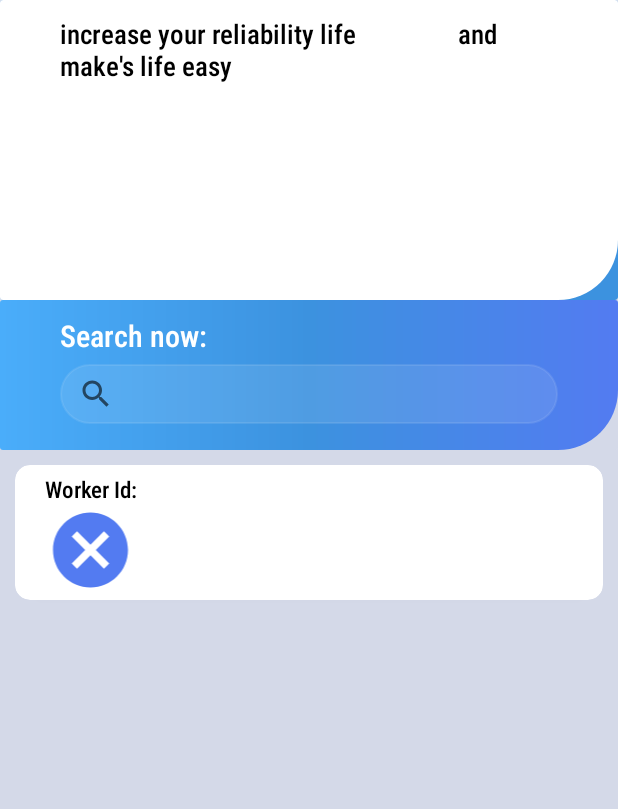
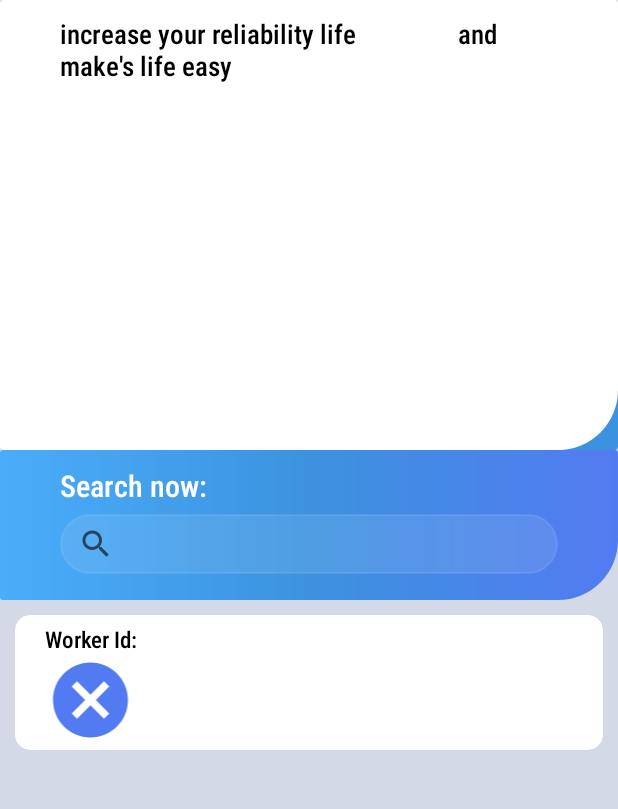
Before and after one commit to saurabh9322/Murtijapur-s-Work-Force, an Android app: the MainActivity screen opened directly, with no data from a screen before it, on a phone screen of 412 x 824 dp, the part 84-893 px from its top. Run offline under Robolectric (Android 15) with nearby library versions, the phone set to English and light mode, and no system bars.

Commit message:
Mayur Added this

```diff
--- a/app/src/main/res/layout/activity_main.xml
+++ b/app/src/main/res/layout/activity_main.xml
@@ -9,7 +9,7 @@
     android:background="#D4D9E8">
 <androidx.cardview.widget.CardView
     android:layout_width="match_parent"
-    android:layout_height="200dp"
+    android:layout_height="300dp"
     android:id="@+id/cd_hp_st"
     android:backgroundTint="@color/gradient2">
     <LinearLayout
```
